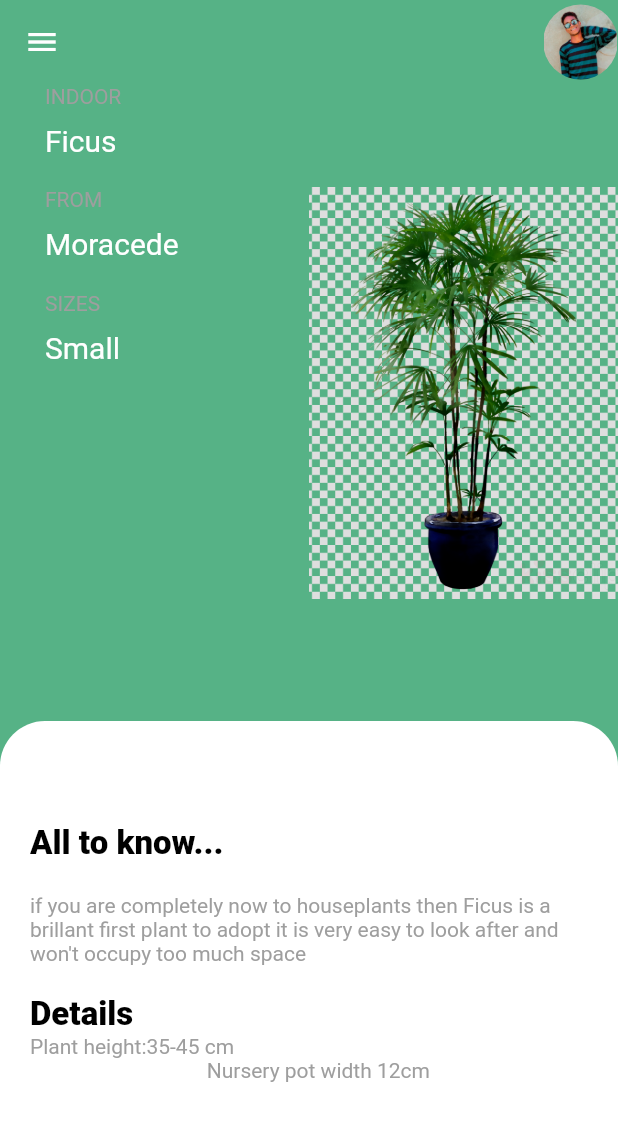
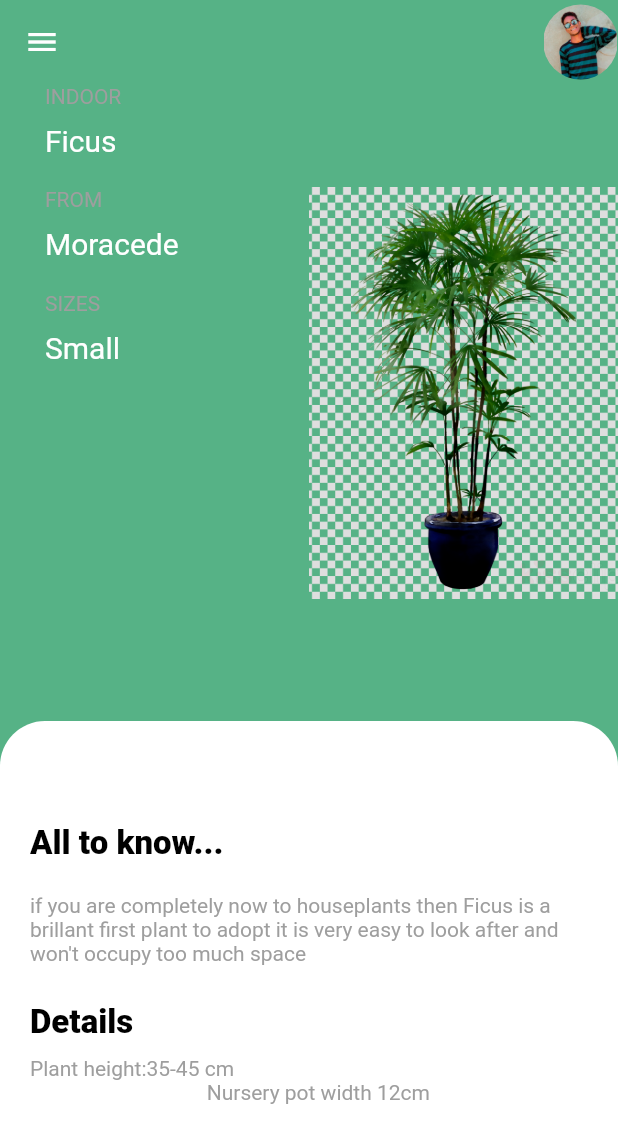
Before and after one commit to 3li-3bdullah/Ficus, a Flutter app: the screen it shows after launch, on a phone screen of 412 x 824 dp. Shown: the top 1143 px of the screen. Run offline on Flutter 3.47's test engine with Material 2 defaults, Android fonts, the phone set to English and light mode, and no system bars.

Commit message:
Changed the height

```diff
--- a/plant_app/lib/screen/home.dart
+++ b/plant_app/lib/screen/home.dart
@@ -89,12 +89,13 @@ class _HomeState extends State<Home> {
                                     TextStyle(color: Colors.grey, fontSize: 14)),
 
                           ])),
-                          const SizedBox(height: 20),
+                          const SizedBox(height: 25),
                           const Text("Details",
                               style: TextStyle(
                                   color: Colors.black,
                                   fontSize: 22,
                                   fontWeight: FontWeight.w800)),
+                                  const SizedBox(height: 10),
                                  const Text('''Plant height:35-45 cm
                                   Nursery pot width 12cm''' , style:TextStyle(fontSize:14, color:Colors.grey))
 
```
